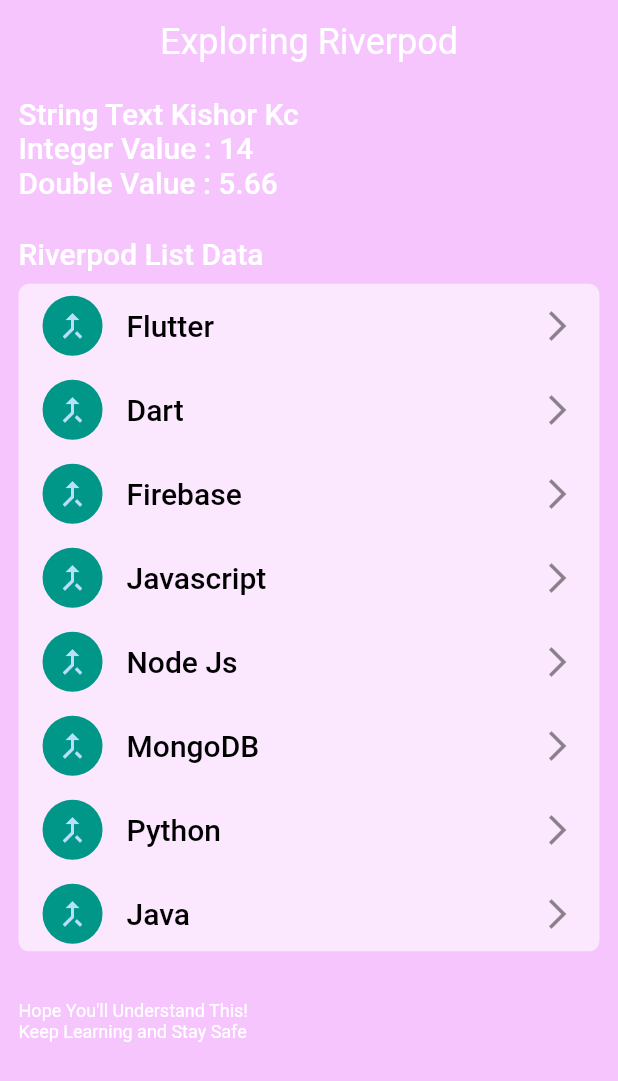
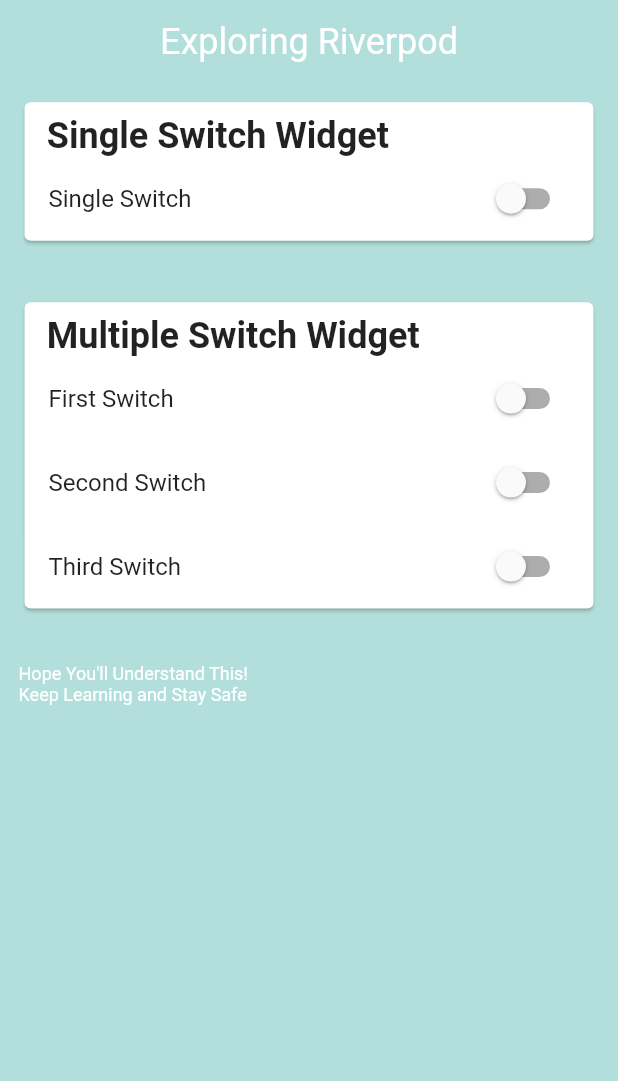
Before and after one commit to devkishor8007/Exploring-Riverpod, a Flutter app: the screen it shows after launch, on a phone screen of 412 x 824 dp. Shown: the top 1081 px of the screen. Run offline on Flutter 3.47's test engine with Material 2 defaults, Android fonts, the phone set to English and light mode, and no system bars; our stand-ins replace flutter_riverpod.

Commit message:
starter riverpod day-3

```diff
--- a/lib/basic_riverpod.dart
+++ /dev/null
@@ -1,18 +0,0 @@
-import 'package:flutter_riverpod/flutter_riverpod.dart';
-
-final appNameRiverpod = Provider<String>((ref) => "Exploring Riverpod");
-final stringRiverpod = Provider<String>((ref) => "Kishor Kc");
-final intRiverpod = Provider<int>((ref) => 14);
-final doubleRiverpod = Provider<double>((ref) => 5.66);
-final listRiverpod = Provider<List<String>>(
-  (ref) => [
-    "Flutter",
-    "Dart",
-    "Firebase",
-    "Javascript",
-    "Node Js",
-    "MongoDB",
-    "Python",
-    "Java"
-  ],
-);
--- a/lib/main.dart
+++ b/lib/main.dart
@@ -1,21 +1,21 @@
-import 'package:exploring_riverpod/page/basicPage.dart';
+import 'package:exploring_riverpod/page/switchPage.dart';
 import 'package:flutter/material.dart';
 import 'package:flutter_riverpod/flutter_riverpod.dart';
 
 void main() {
-  runApp(ProviderScope(child: MyApp()));
+  runApp(ProviderScope(child: Day3()));
 }
 
-class MyApp extends StatelessWidget {
+class Day3 extends StatelessWidget {
   @override
   Widget build(BuildContext context) {
     return MaterialApp(
-      title: "Day 2",
+      title: "Day 3",
       theme: ThemeData(
-        canvasColor: Colors.purpleAccent.withOpacity(0.3),
+        canvasColor: Colors.teal.withOpacity(0.3),
       ),
       debugShowCheckedModeBanner: false,
-      home: DataTypePage(),
+      home: SwitchHomePage(),
     );
   }
 }
--- a/lib/page/basicPage.dart
+++ /dev/null
@@ -1,124 +0,0 @@
-import 'package:exploring_riverpod/basic_riverpod.dart';
-import 'package:flutter/material.dart';
-import 'package:flutter_riverpod/flutter_riverpod.dart';
-
-class DataTypePage extends ConsumerWidget {
-  @override
-  Widget build(BuildContext context, ScopedReader watch) {
-    final mq = MediaQuery.of(context).size;
-
-    return SafeArea(
-      child: Scaffold(
-        appBar: appBar(context),
-        body: SingleChildScrollView(
-          child: Padding(
-            padding: EdgeInsets.symmetric(
-                vertical: mq.height * 0.01, horizontal: mq.width * 0.03),
-            child: Column(
-              crossAxisAlignment: CrossAxisAlignment.start,
-              children: [
-                Column(
-                  crossAxisAlignment: CrossAxisAlignment.start,
-                  children: [
-                    Text(
-                      "String Text " +
-                          context.read(
-                            stringRiverpod,
-                          ),
-                      style: Theme.of(context)
-                          .textTheme
-                          .headline6
-                          .copyWith(color: Colors.white),
-                    ),
-                    Text(
-                      "Integer Value : " + context.read(intRiverpod).toString(),
-                      style: Theme.of(context)
-                          .textTheme
-                          .headline6
-                          .copyWith(color: Colors.white),
-                    ),
-                    Text(
-                      "Double Value : " +
-                          context.read(doubleRiverpod).toString(),
-                      style: Theme.of(context)
-                          .textTheme
-                          .headline6
-                          .copyWith(color: Colors.white),
-                    ),
-                    SizedBox(
-                      height: mq.height * 0.03,
-                    ),
-                    Text(
-                      "Riverpod List Data",
-                      style: Theme.of(context)
-                          .textTheme
-                          .headline6
-                          .copyWith(color: Colors.white),
-                    ),
-                    SizedBox(
-                      height: mq.height * 0.01,
-                    ),
-                    Container(
-                      decoration: BoxDecoration(
-                          color: Colors.white.withOpacity(0.6),
-                          borderRadius: BorderRadius.circular(7)),
-                      height: mq.height * 0.54,
-                      child: ListView.builder(
-                        physics: NeverScrollableScrollPhysics(),
-                        itemCount: context.read(listRiverpod).length,
-                        itemBuilder: (_, index) {
-                          List data = context.read(listRiverpod);
-                          return ListTile(
-                            leading: CircleAvatar(
-                              backgroundColor: Colors.teal,
-                              child: Icon(
-                                Icons.merge_type_outlined,
-                              ),
-                            ),
-                            title: Text(
-                              data[index],
-                              style: Theme.of(context)
-                                  .textTheme
-                                  .headline6
-                                  .copyWith(color: Colors.black),
-                            ),
-                            trailing: Icon(
-                              Icons.arrow_forward_ios,
-                            ),
-                          );
-                        },
-                      ),
-                    )
-                  ],
-                ),
-                SizedBox(
-                  height: mq.height * 0.04,
-                ),
-                Text(
-                  "Hope You'll Understand This! \nKeep Learning and Stay Safe",
-                  style: Theme.of(context)
-                      .textTheme
-                      .caption
-                      .copyWith(color: Colors.white),
-                ),
-              ],
-            ),
-          ),
-        ),
-      ),
-    );
-  }
-
-  Widget appBar(BuildContext context) {
-    return AppBar(
-      backgroundColor: Colors.transparent,
-      elevation: 0,
-      centerTitle: true,
-      title: Text(
-        context.read(appNameRiverpod),
-        style:
-            Theme.of(context).textTheme.headline5.copyWith(color: Colors.white),
-      ),
-    );
-  }
-}
--- /dev/null
+++ b/lib/page/switchPage.dart
@@ -0,0 +1,159 @@
+import 'package:exploring_riverpod/switch_riverpod.dart';
+import 'package:flutter/material.dart';
+import 'package:flutter_riverpod/flutter_riverpod.dart';
+
+final switchRiverpod =
+    ChangeNotifierProvider<SwitchWidget>((ref) => SwitchWidget());
+
+final multipleSwitchRiverpod = ChangeNotifierProvider<MultipleSwitchWidget>(
+  (ref) => MultipleSwitchWidget(),
+);
+
+class SwitchHomePage extends ConsumerWidget {
+  @override
+  Widget build(BuildContext context, ScopedReader watch) {
+    final mq = MediaQuery.of(context).size;
+    var switchImplement = watch(switchRiverpod);
+    final multipleswitchImplement = watch(multipleSwitchRiverpod);
+    return SafeArea(
+      child: Scaffold(
+        appBar: appBar(context),
+        body: SingleChildScrollView(
+          child: Padding(
+            padding: EdgeInsets.symmetric(
+                vertical: mq.height * 0.01, horizontal: mq.width * 0.03),
+            child: Column(
+              crossAxisAlignment: CrossAxisAlignment.start,
+              children: [
+                Card(
+                  child: Column(
+                    crossAxisAlignment: CrossAxisAlignment.start,
+                    children: [
+                      Padding(
+                        padding: EdgeInsets.only(
+                          left: mq.width * 0.036,
+                          top: mq.height * 0.01,
+                        ),
+                        child: Text(
+                          context.read(singleswitchName),
+                          style: TextStyle(
+                            fontSize:
+                                Theme.of(context).textTheme.headline5.fontSize,
+                            fontWeight: FontWeight.bold,
+                          ),
+                        ),
+                      ),
+                      singleSwitchListTile(switchImplement, context),
+                    ],
+                  ),
+                ),
+                SizedBox(
+                  height: mq.height * 0.04,
+                ),
+                Card(
+                  child: Column(
+                    crossAxisAlignment: CrossAxisAlignment.start,
+                    children: [
+                      Padding(
+                        padding: EdgeInsets.only(
+                          left: mq.width * 0.036,
+                          top: mq.height * 0.01,
+                        ),
+                        child: Text(
+                          context.read(multipleswitchName),
+                          style: TextStyle(
+                            fontWeight: FontWeight.bold,
+                            fontSize:
+                                Theme.of(context).textTheme.headline5.fontSize,
+                          ),
+                        ),
+                      ),
+                      multipleSwitchListTile(
+                        context,
+                        textSwitch: 'First Switch',
+                        value: multipleswitchImplement.value1,
+                        onChanged: (vax) {
+                          context
+                              .read(multipleSwitchRiverpod)
+                              .onChangedMultipleOne(vax);
+                        },
+                      ),
+                      multipleSwitchListTile(
+                        context,
+                        textSwitch: 'Second Switch',
+                        value: multipleswitchImplement.value2,
+                        onChanged: (vax) {
+                          context
+                              .read(multipleSwitchRiverpod)
+                              .onChangedMultipleTwo(vax);
+                        },
+                      ),
+                      multipleSwitchListTile(
+                        context,
+                        textSwitch: 'Third Switch',
+                        value: multipleswitchImplement.value3,
+                        onChanged: (vax) {
+                          context
+                              .read(multipleSwitchRiverpod)
+                              .onChangedMultipleThree(vax);
+                        },
+                      ),
+                    ],
+                  ),
+                ),
+                SizedBox(
+                  height: mq.height * 0.04,
+                ),
+                Text(
+                  context.read(hopeRiverpod),
+                  style: Theme.of(context)
+                      .textTheme
+                      .caption
+                      .copyWith(color: Colors.white),
+                ),
+              ],
+            ),
+          ),
+        ),
+      ),
+    );
+  }
+
+  Widget singleSwitchListTile(
+      SwitchWidget switchImplement, BuildContext context) {
+    return SwitchListTile(
+        title: Text(
+          'Single Switch',
+        ),
+        activeColor: Colors.redAccent,
+        value: switchImplement.value,
+        onChanged: (change) {
+          context.read(switchRiverpod).onChanged(change);
+        });
+  }
+
+  Widget multipleSwitchListTile(BuildContext context,
+      {bool value, Function onChanged, String textSwitch}) {
+    return SwitchListTile(
+      title: Text(
+        textSwitch,
+      ),
+      activeColor: Colors.redAccent,
+      value: value,
+      onChanged: onChanged,
+    );
+  }
+
+  Widget appBar(BuildContext context) {
+    return AppBar(
+      backgroundColor: Colors.transparent,
+      elevation: 0,
+      centerTitle: true,
+      title: Text(
+        context.read(appNameRiverpod),
+        style:
+            Theme.of(context).textTheme.headline5.copyWith(color: Colors.white),
+      ),
+    );
+  }
+}
--- /dev/null
+++ b/lib/switch_riverpod.dart
@@ -0,0 +1,44 @@
+import 'package:flutter/material.dart';
+import 'package:flutter_riverpod/flutter_riverpod.dart';
+
+final appNameRiverpod = Provider<String>((ref) => "Exploring Riverpod");
+final singleswitchName = Provider<String>((ref) => "Single Switch Widget");
+final multipleswitchName = Provider<String>((ref) => "Multiple Switch Widget");
+final hopeRiverpod = Provider<String>(
+    (ref) => "Hope You'll Understand This! \nKeep Learning and Stay Safe");
+
+class SwitchWidget extends ChangeNotifier {
+  bool _value = false;
+
+  bool get value => _value;
+
+  onChanged(changeval) {
+    _value = changeval;
+    notifyListeners();
+  }
+}
+
+class MultipleSwitchWidget extends ChangeNotifier {
+  bool _value1 = false;
+  bool _value2 = false;
+  bool _value3 = false;
+
+  bool get value1 => _value1;
+  bool get value2 => _value2;
+  bool get value3 => _value3;
+
+  onChangedMultipleOne(changeval1) {
+    _value1 = changeval1;
+    notifyListeners();
+  }
+
+  onChangedMultipleTwo(changeval2) {
+    _value2 = changeval2;
+    notifyListeners();
+  }
+
+  onChangedMultipleThree(changeval3) {
+    _value3 = changeval3;
+    notifyListeners();
+  }
+}
```
Also changed, not shown: 1 other file.
